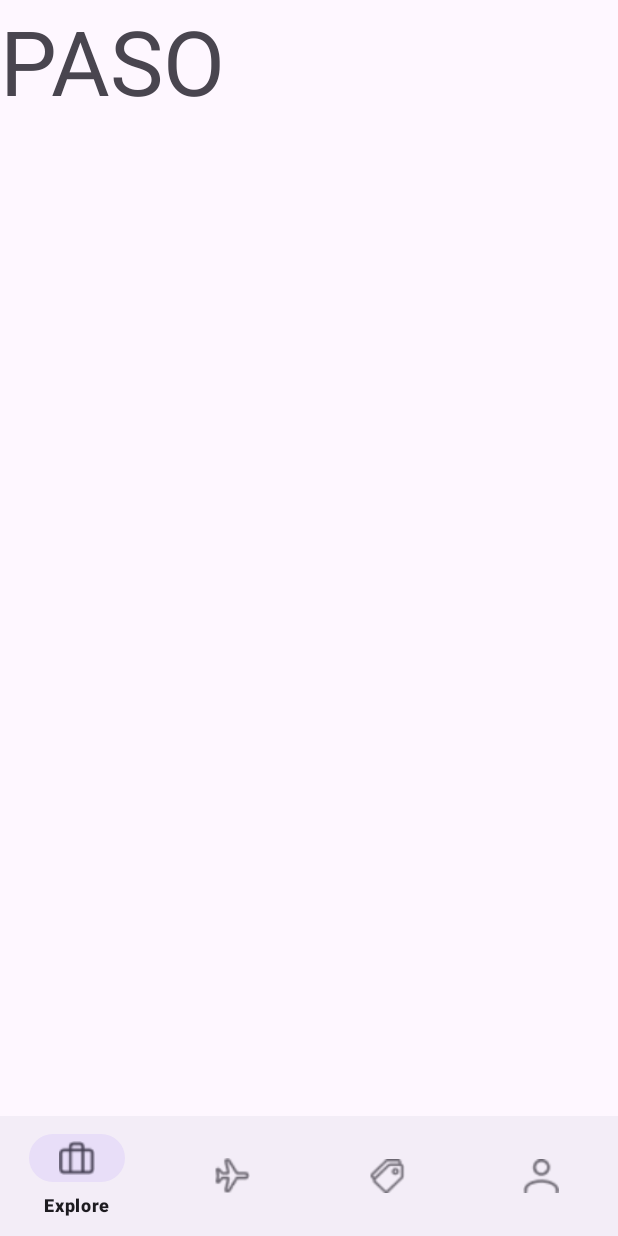
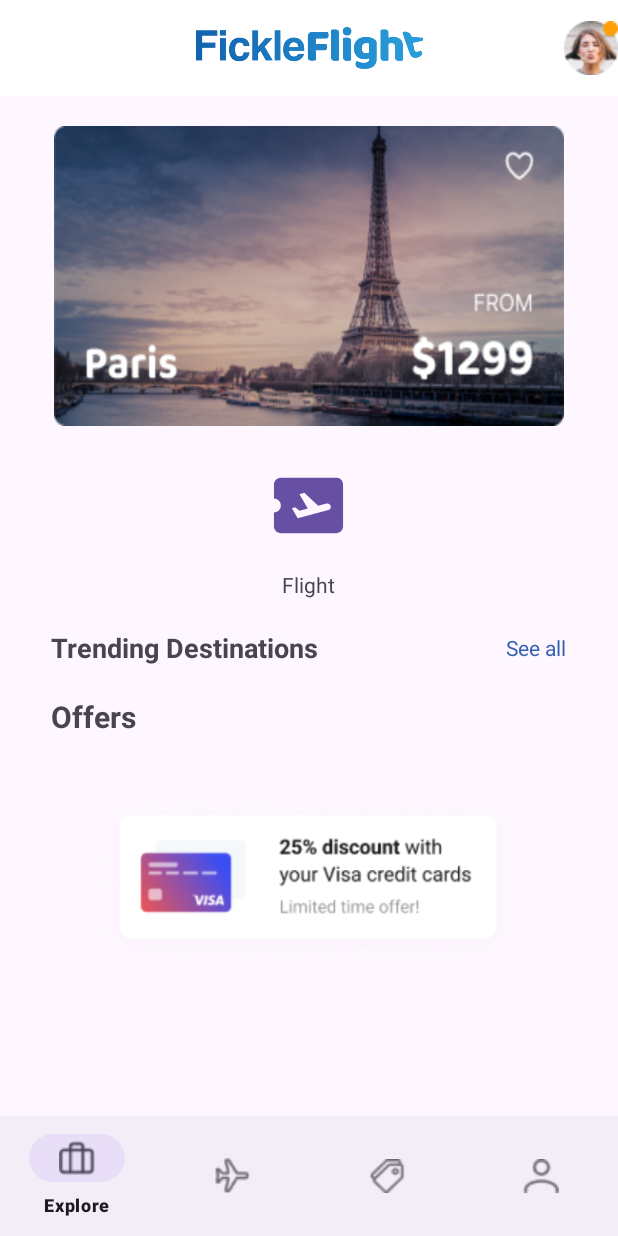
Before and after one commit to Aguscai710/Parcial-TP3, an Android app: the screen it shows after launch (MainActivity), on a phone screen of 412 x 824 dp. Run offline under Robolectric (Android 15) with nearby library versions, the phone set to English and light mode, and no system bars.

Commit message:
Agregado Explore (faltan las trending destinations y drawer)

```diff
--- a/app/src/main/java/com/example/parcial/ui/main/MainActivity.kt
+++ b/app/src/main/java/com/example/parcial/ui/main/MainActivity.kt
@@ -30,7 +30,7 @@ class MainActivity : AppCompatActivity() {
         bottomNaviationView = findViewById(R.id.bottomNavigationView)
 
     bottomNaviationView.setOnItemSelectedListener { menuItem ->
-        when(menuItem.itemId) {
+        when (menuItem.itemId) {
             R.id.explore -> {
                 replaceFragment(ExploreFragment())
                 true
@@ -57,6 +57,8 @@ class MainActivity : AppCompatActivity() {
     }
 
 
+
+
 }
 private fun replaceFragment(fragment: Fragment){
     supportFragmentManager.beginTransaction().replace(R.id.fragment_container, fragment).commit()
--- /dev/null
+++ b/app/src/main/res/drawable/baseline_airplane_ticket_24.xml
@@ -0,0 +1,5 @@
+<vector xmlns:android="http://schemas.android.com/apk/res/android" android:autoMirrored="true" android:height="24dp" android:tint="#000000" android:viewportHeight="24" android:viewportWidth="24" android:width="24dp">
+
+    <path android:fillColor="@android:color/white" android:pathData="M20.19,4H4C2.9,4 2.01,4.9 2.01,6v4C3.11,10 4,10.9 4,12s-0.89,2 -2,2v4c0,1.1 0.9,2 2,2h16c1.1,0 2,-0.9 2,-2V6C22,4.9 21.19,4 20.19,4zM17.73,13.3l-8.86,2.36l-1.66,-2.88l0.93,-0.25l1.26,0.99l2.39,-0.64l-2.4,-4.16l1.4,-0.38l4.01,3.74l2.44,-0.65c0.51,-0.14 1.04,0.17 1.18,0.68C18.55,12.62 18.25,13.15 17.73,13.3z"/>
+
+</vector>
--- a/app/src/main/res/layout/fragment_explore.xml
+++ b/app/src/main/res/layout/fragment_explore.xml
@@ -1,14 +1,148 @@
 <?xml version="1.0" encoding="utf-8"?>
-<FrameLayout xmlns:android="http://schemas.android.com/apk/res/android"
+<RelativeLayout xmlns:android="http://schemas.android.com/apk/res/android"
     xmlns:tools="http://schemas.android.com/tools"
     android:layout_width="match_parent"
     android:layout_height="match_parent"
     tools:context=".ui.explore.ExploreFragment">
 
-    <TextView
+    <androidx.appcompat.widget.Toolbar
+        android:id="@+id/toolbarOffer"
         android:layout_width="match_parent"
-        android:layout_height="wrap_content"
-        android:text="PASO"
-        android:textSize="60dp"/>
+        android:layout_height="?attr/actionBarSize"
+        android:background="@color/white"
+        android:elevation="4dp"
+        android:theme="@style/ThemeOverlay.AppCompat.Dark.ActionBar">
 
-</FrameLayout>
+
+        <ImageView
+            android:id="@+id/logoFlicke"
+            android:layout_width="180dp"
+            android:layout_height="28dp"
+            android:layout_gravity="center"
+            android:background="@color/white"
+            android:src="@drawable/logoexplore"/>
+        <ImageView
+            android:id="@+id/profileExplore"
+            android:layout_width="36dp"
+            android:layout_height="36dp"
+            android:layout_gravity="end"
+            android:background="@color/white"
+            android:src="@drawable/profileexplore"/>
+    </androidx.appcompat.widget.Toolbar>
+
+    <FrameLayout
+        android:id="@+id/containerExplore"
+        android:background="@drawable/pariscard"
+        android:layout_width="340dp"
+        android:layout_height="200dp"
+        android:layout_centerInParent="true"
+        android:layout_below="@id/toolbarOffer"
+        android:layout_marginTop="20dp">
+
+        <LinearLayout
+            android:layout_width="match_parent"
+            android:layout_height="match_parent"
+            android:orientation="vertical">
+
+
+        </LinearLayout>
+
+    </FrameLayout>
+
+    <FrameLayout
+        android:id="@+id/containerExplore2"
+        android:layout_width="343dp"
+        android:layout_height="461dp"
+        android:layout_centerInParent="true"
+        android:layout_below="@id/containerExplore"
+        android:layout_marginTop="20dp">
+
+        <LinearLayout
+            android:layout_width="match_parent"
+            android:layout_height="match_parent"
+            android:orientation="vertical">
+
+            <Button
+                android:id="@+id/button"
+                android:layout_width="55dp"
+                android:layout_height="55dp"
+                android:layout_gravity="center"
+                android:layout_marginTop="5dp"
+                android:background="@drawable/baseline_airplane_ticket_24" />
+
+            <TextView
+                android:layout_width="wrap_content"
+                android:layout_height="wrap_content"
+                android:text="Flight"
+                android:layout_marginTop="15dp"
+                android:layout_gravity="center"/>
+
+            <LinearLayout
+                android:layout_marginTop="20dp"
+                android:layout_width="match_parent"
+                android:layout_height="wrap_content"
+                android:orientation="horizontal">
+
+                <TextView
+                    android:layout_width="wrap_content"
+                    android:layout_height="wrap_content"
+                    android:text="Trending Destinations"
+                    android:layout_gravity="start"
+                    android:textSize="18dp"
+                    android:textStyle="bold"
+                    android:layout_weight="1" />
+
+                <TextView
+                    android:layout_width="wrap_content"
+                    android:layout_height="wrap_content"
+                    android:text="See all"
+                    android:textColor="@color/blue"
+                    android:layout_gravity="end|center_vertical"
+                    android:gravity="end"
+                    android:layout_weight="0" />
+
+            </LinearLayout>
+
+            <TextView
+                android:layout_marginTop="20dp"
+                android:layout_width="wrap_content"
+                android:layout_height="wrap_content"
+                android:textSize="20dp"
+                android:text="Offers"
+                android:textStyle="bold"/>
+
+            <ViewFlipper
+                android:id="@+id/flipperExplore"
+                android:layout_marginTop="20dp"
+                android:layout_width="match_parent"
+                android:layout_height="wrap_content"
+                android:flipInterval="2000"
+                android:autoStart="true"
+                android:inAnimation="@android:anim/slide_in_left"
+                android:outAnimation="@android:anim/slide_out_right"
+                android:orientation="horizontal">
+
+                <ImageView
+                    android:layout_width="280dp"
+                    android:layout_height="150dp"
+                    android:layout_gravity="center"
+                    android:src="@drawable/offerexplore"/>
+
+                <ImageView
+                    android:layout_width="280dp"
+                    android:layout_height="150dp"
+                    android:layout_gravity="center"
+                    android:src="@drawable/offerexplore1"/>
+
+            </ViewFlipper>
+
+
+
+
+        </LinearLayout>
+
+    </FrameLayout>
+
+
+
+</RelativeLayout>
--- a/app/src/main/res/values/colors.xml
+++ b/app/src/main/res/values/colors.xml
@@ -2,4 +2,5 @@
 <resources>
     <color name="black">#FF000000</color>
     <color name="white">#FFFFFFFF</color>
+    <color name="blue">#3462b2</color>
 </resources>
```
Also changed, not shown: app/src/main/res/layout/fragment_offers.xml (+4 -5 lines), app/src/main/res/drawable/logoexplore.png (added), app/src/main/res/drawable/offerexplore.png (added), app/src/main/res/drawable/offerexplore1.png (added), app/src/main/res/drawable/pariscard.png (added), app/src/main/res/drawable/profileexplore.png (added).
